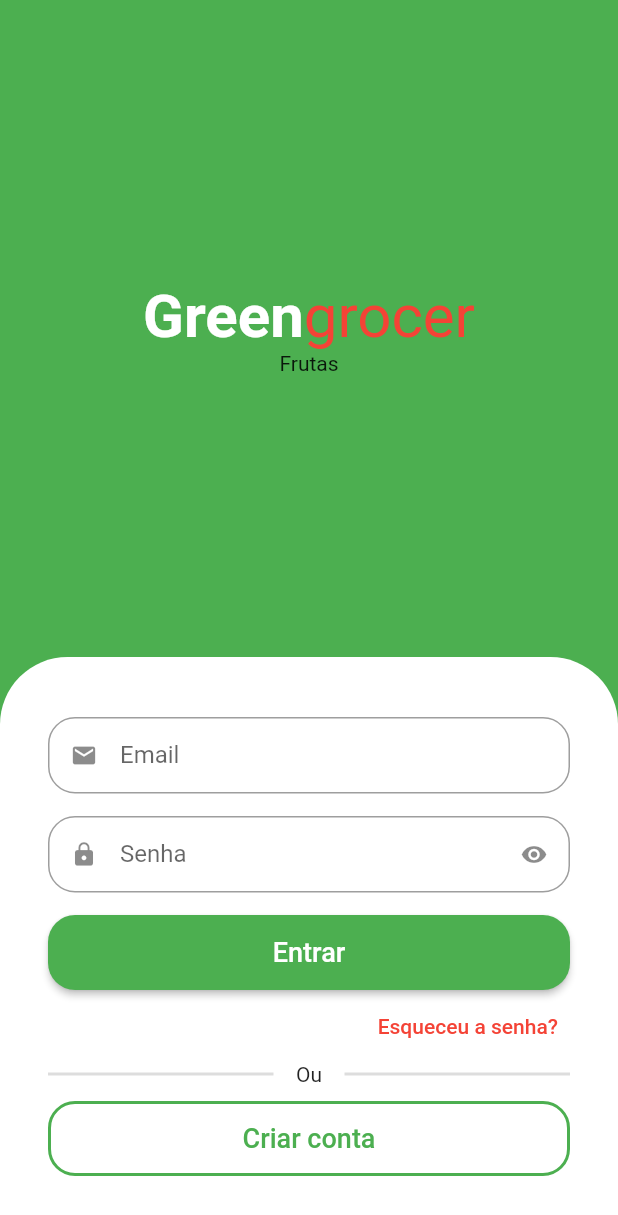
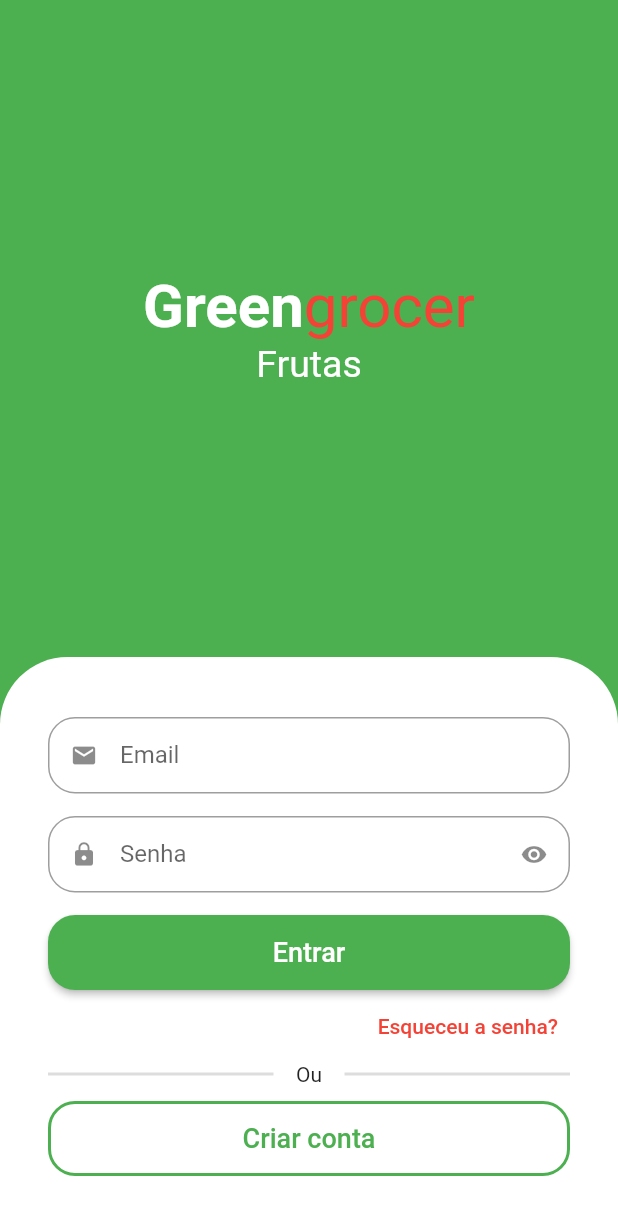
Before and after one commit to wilker123/App_Grocer, a Flutter app: the screen it shows after launch, on a phone screen of 412 x 824 dp. Shown: the top 1215 px of the screen. Run offline on Flutter 3.47's test engine with Material 2 defaults, Android fonts, the phone set to English and light mode, and no system bars; drawn by our look-alikes of animated_text_kit.

Commit message:
Adding in AnimatedTextKit widget DefaultTextStyle

```diff
--- a/greengrocer/lib/src/auth/sign_in_screen.dart
+++ b/greengrocer/lib/src/auth/sign_in_screen.dart
@@ -39,14 +39,17 @@ class SignInScreen extends StatelessWidget {
                   ),
                 ),
                 //Categorias
-                AnimatedTextKit(animatedTexts: [
+                DefaultTextStyle(
+                  style: const TextStyle(fontSize: 25),
+                  child: AnimatedTextKit(animatedTexts: [
                     FadeAnimatedText('Frutas'),
                     FadeAnimatedText('Verduras'),
                     FadeAnimatedText('Legumes'),
                     FadeAnimatedText('Carnes'),
                     FadeAnimatedText('Cereais'),
                     FadeAnimatedText('Laticíos'),
-                ])
+                  ]),
+                )
               ],
             ),
           ),
```
Lines whose indentation alone changed are shown as unchanged.
